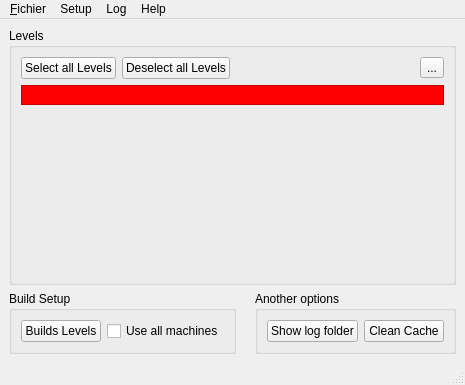
Qt form BatchLightUE4/Views/WindowsMainWindows.ui (shenyu0403/BatchBuildLightUE4) before a commit.
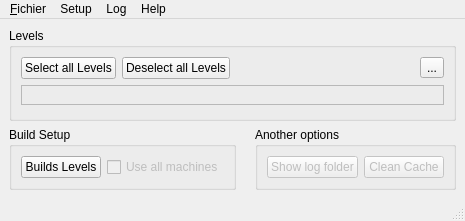
The same form after that commit. Icons and pictures are not drawn.

Commit message: Add a dynamic list level, generate from the Generate Data operator

Diff of the .ui file:
```diff
--- a/BatchLightUE4/Views/WindowsMainWindows.ui
+++ b/BatchLightUE4/Views/WindowsMainWindows.ui
@@ -7,7 +7,7 @@
     <x>0</x>
     <y>0</y>
     <width>465</width>
-    <height>385</height>
+    <height>221</height>
    </rect>
   </property>
   <property name="windowTitle">
@@ -46,7 +46,10 @@
             </widget>
            </item>
            <item>
-            <widget class="QCheckBox" name="checkBox">
+            <widget class="QCheckBox" name="checkBoxMachines">
+             <property name="enabled">
+              <bool>false</bool>
+             </property>
              <property name="text">
               <string>Use all machines</string>
              </property>
@@ -78,6 +81,9 @@
         <layout class="QHBoxLayout" name="horizontalLayout_4">
          <item>
           <widget class="QPushButton" name="pushButton">
+           <property name="enabled">
+            <bool>false</bool>
+           </property>
            <property name="toolTip">
             <string>Open a folder</string>
            </property>
@@ -95,6 +101,9 @@
          </item>
          <item>
           <widget class="QPushButton" name="pushToolsCache">
+           <property name="enabled">
+            <bool>false</bool>
+           </property>
            <property name="statusTip">
             <string>Clean the cache folder (not functionnal)</string>
            </property>
@@ -196,16 +205,17 @@
          </item>
          <item>
           <widget class="QFrame" name="frame_level">
-           <property name="styleSheet">
-            <string notr="true">background: red</string>
-           </property>
            <property name="frameShape">
             <enum>QFrame::StyledPanel</enum>
            </property>
            <property name="frameShadow">
             <enum>QFrame::Raised</enum>
            </property>
-           <layout class="QVBoxLayout" name="verticalLayout_2"/>
+           <layout class="QGridLayout" name="gridLayout_3">
+            <item row="0" column="0">
+             <layout class="QVBoxLayout" name="vertLayoutLevel"/>
+            </item>
+           </layout>
           </widget>
          </item>
         </layout>
```
The commit also changes 2 other files.
